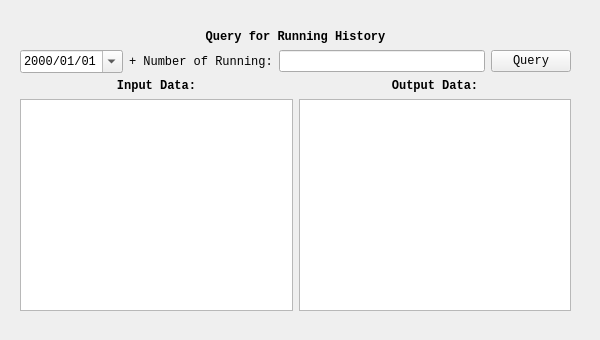
Above: mainwidgets/history.ui from SimonCqk/Photon_Propagation_Simulation before the change. Below: the same form after it.
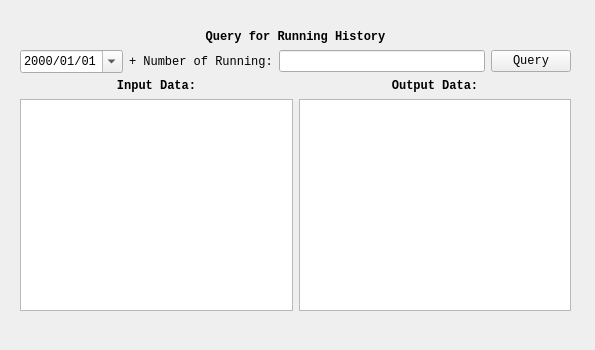
That is the form after the change.

Commit message: update UI. separate drawer into 2 mode.

The edit to the form file:
```diff
--- a/mainwidgets/history.ui
+++ b/mainwidgets/history.ui
@@ -6,14 +6,14 @@
    <rect>
     <x>0</x>
     <y>0</y>
-    <width>600</width>
-    <height>340</height>
+    <width>595</width>
+    <height>350</height>
    </rect>
   </property>
   <property name="windowTitle">
    <string>Form</string>
   </property>
-  <widget class="QWidget" name="">
+  <widget class="QWidget" name="layoutWidget">
    <property name="geometry">
     <rect>
      <x>20</x>
```
The commit also changes 7 other files.
